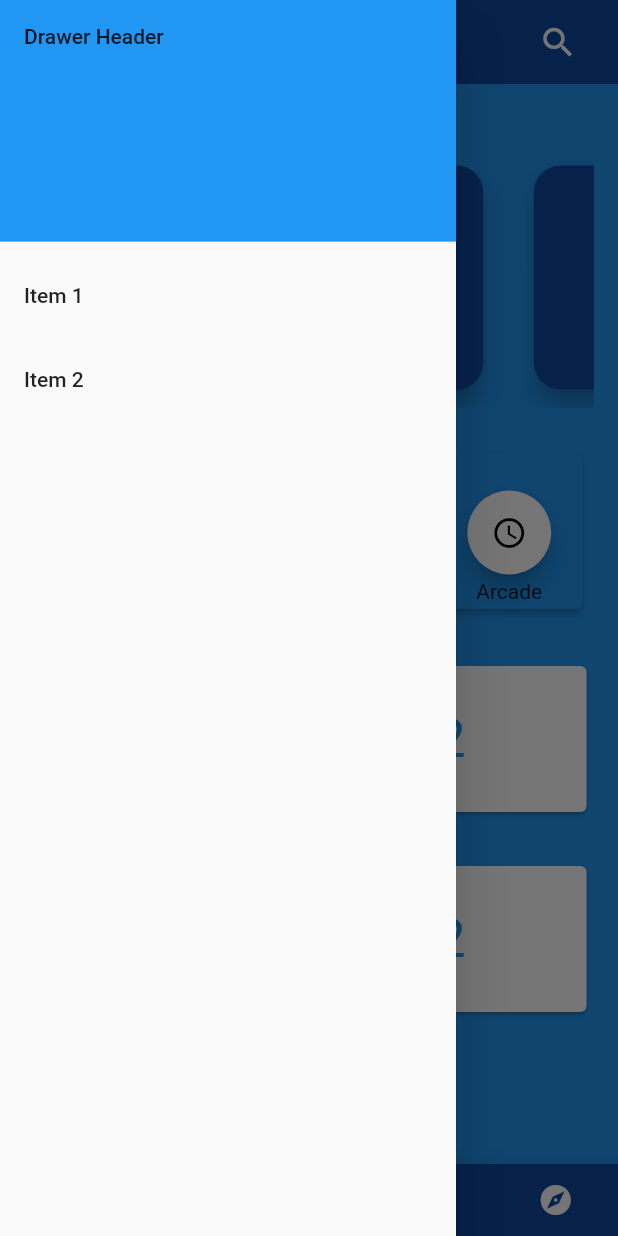
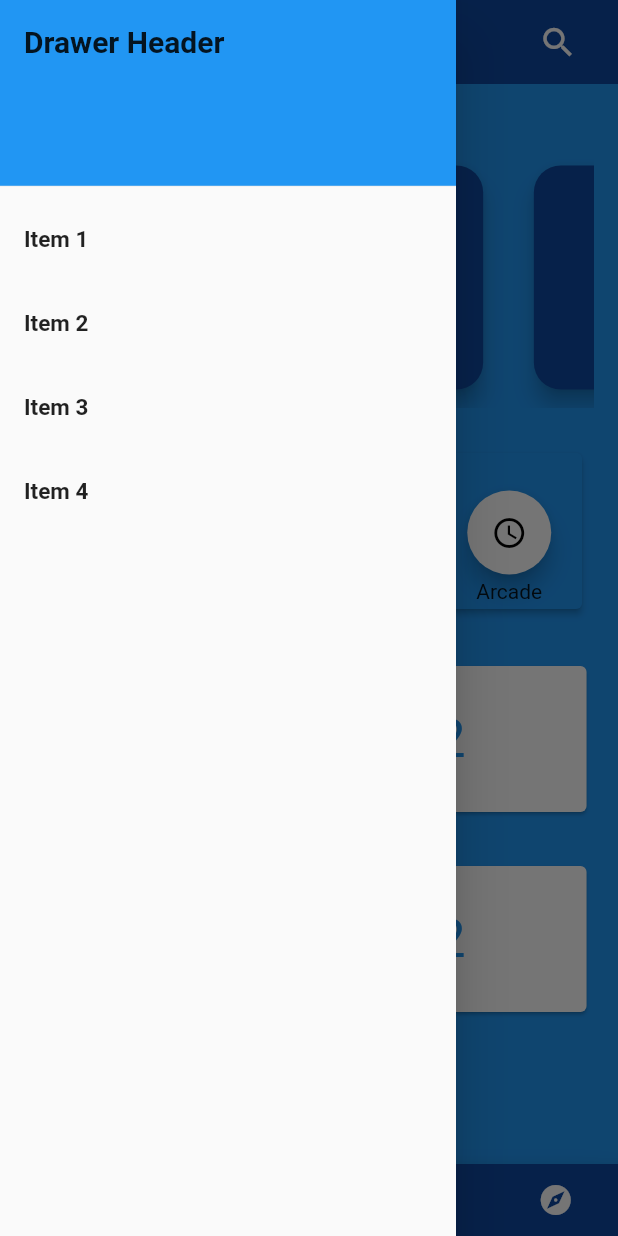
Before and after one commit to Chiragga24/gaming, a Flutter app: the screen it shows after launch, with the side drawer open, on a phone screen of 412 x 824 dp. Run offline on Flutter 3.47's test engine with Material 2 defaults, Android fonts, the phone set to English and light mode, and no system bars.

Commit message:
Drawer Changes

```diff
--- a/lib/main.dart
+++ b/lib/main.dart
@@ -1,5 +1,6 @@
 import 'package:flutter/material.dart';
 import 'search.dart';
+
 
 void main() {
   runApp(MyApp());
@@ -93,18 +94,29 @@ class _MyHomePageState extends State<MyHomePage> {
         child: ListView(
           padding: EdgeInsets.zero,
           children: <Widget>[
-            DrawerHeader(
-              child: Text('Drawer Header'),
-              decoration: BoxDecoration(
-                color: Colors.blue,
+            Container(
+              height: MediaQuery.of(context).size.height*0.16,
+              child: DrawerHeader(
+                child: Text('Drawer Header', style: TextStyle(fontSize: 20, fontWeight: FontWeight.bold),),
+                decoration: BoxDecoration(
+                  color: Colors.blue,
+                ),
               ),
             ),
             ListTile(
-              title: Text('Item 1'),
+              title: Text('Item 1', style: TextStyle(fontSize: 15, fontWeight: FontWeight.bold),),
               onTap: () {},
             ),
             ListTile(
-              title: Text('Item 2'),
+              title: Text('Item 2',style: TextStyle(fontSize: 15, fontWeight: FontWeight.bold),),
+              onTap: () {},
+            ),
+            ListTile(
+              title: Text('Item 3',style: TextStyle(fontSize: 15, fontWeight: FontWeight.bold),),
+              onTap: () {},
+            ),
+            ListTile(
+              title: Text('Item 4',style: TextStyle(fontSize: 15, fontWeight: FontWeight.bold),),
               onTap: () {},
             ),
           ],
--- a/pubspec.yaml
+++ b/pubspec.yaml
@@ -28,6 +28,9 @@ dependencies:
   # The following adds the Cupertino Icons font to your application.
   # Use with the CupertinoIcons class for iOS style icons.
   cupertino_icons: ^1.0.0
+
+
+
 
 dev_dependencies:
   flutter_test:
```
